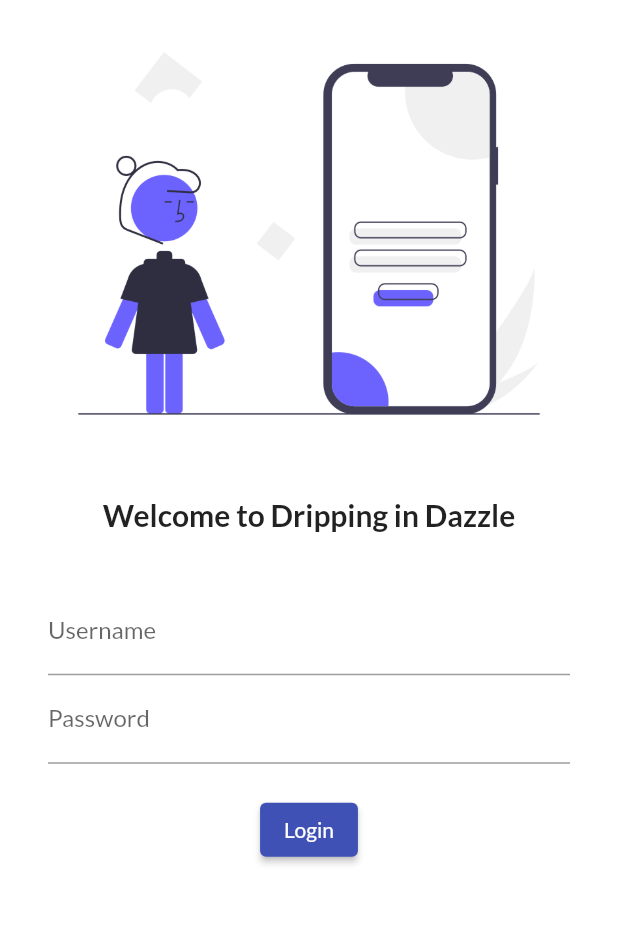
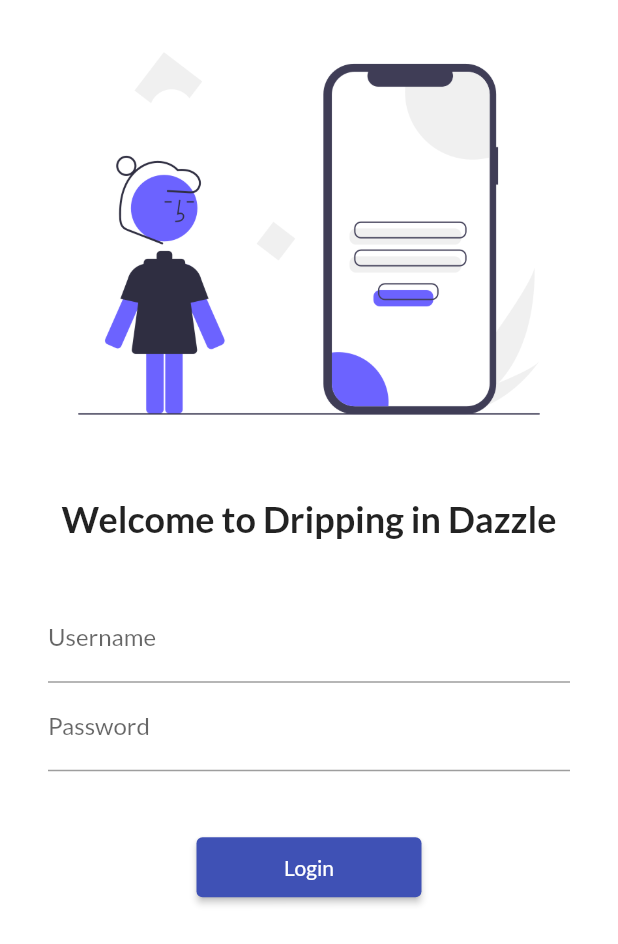
Before and after one commit to Soumik77/1stappofflutter, a Flutter app: the screen it shows after launch, on a phone screen of 412 x 824 dp. Shown: the top 944 px of the screen. Run offline on Flutter 3.47's test engine with Material 2 defaults, Android fonts, the phone set to English and light mode, and no system bars; our stand-ins replace google_fonts.

Commit message:
Day5 Completed

```diff
--- a/lib/main.dart
+++ b/lib/main.dart
@@ -1,5 +1,6 @@
 import 'package:first_app/pages/home_page.dart';
 import 'package:first_app/pages/login_page.dart';
+import 'package:first_app/utils/routes.dart';
 import 'package:flutter/material.dart';
 import 'pages/home_page.dart';
 import 'package:google_fonts/google_fonts.dart';
@@ -19,14 +20,15 @@ class MyApp extends StatelessWidget {
         primarySwatch: Colors.indigo,
         fontFamily: GoogleFonts.lato().fontFamily,
       ),
+      debugShowCheckedModeBanner: false,
       darkTheme: ThemeData(
         brightness: Brightness.dark,
       ),
       initialRoute: "/",
       routes: {
         "/": (context) => LoginPage(),
-        "/home": (context) => HomePage(),
-        '/login': (context) => LoginPage(),
+        MyRoutes.homeRoute: (context) => HomePage(),
+        MyRoutes.loginRoute: (context) => LoginPage(),
       },
     );
   }
--- a/lib/pages/login_page.dart
+++ b/lib/pages/login_page.dart
@@ -1,3 +1,4 @@
+import 'package:first_app/utils/routes.dart';
 import 'package:flutter/material.dart';
 
 class LoginPage extends StatelessWidget {
@@ -5,7 +6,8 @@ class LoginPage extends StatelessWidget {
   Widget build(BuildContext context) {
     return Material(
         color: Colors.white,
-        child: Column(
+        child: SingleChildScrollView(
+            child: Column(
           children: [
             Image.asset(
               "assets/images/undraw_Mobile_login_re_9ntv.png",
@@ -15,7 +17,7 @@ class LoginPage extends StatelessWidget {
             Text(
               "Welcome to Dripping in Dazzle",
               style: TextStyle(
-                fontSize: 20,
+                fontSize: 24,
                 fontWeight: FontWeight.bold,
               ),
             ),
@@ -35,16 +37,19 @@ class LoginPage extends StatelessWidget {
                         hintText: "Enter password", labelText: "Password"),
                   ),
                   SizedBox(
-                    height: 20.0,
+                    height: 40.0,
                   ),
                   ElevatedButton(
                     child: Text("Login"),
-                    onPressed: () {},
+                    style: TextButton.styleFrom(minimumSize: Size(150, 40)),
+                    onPressed: () {
+                      Navigator.pushNamed(context, MyRoutes.homeRoute);
+                    },
                   )
                 ],
               ),
             ),
           ],
-        ));
+        )));
   }
 }
--- /dev/null
+++ b/lib/utils/routes.dart
@@ -0,0 +1,4 @@
+class MyRoutes {
+  static String loginRoute = "/login";
+  static String homeRoute = "/home";
+}
```
